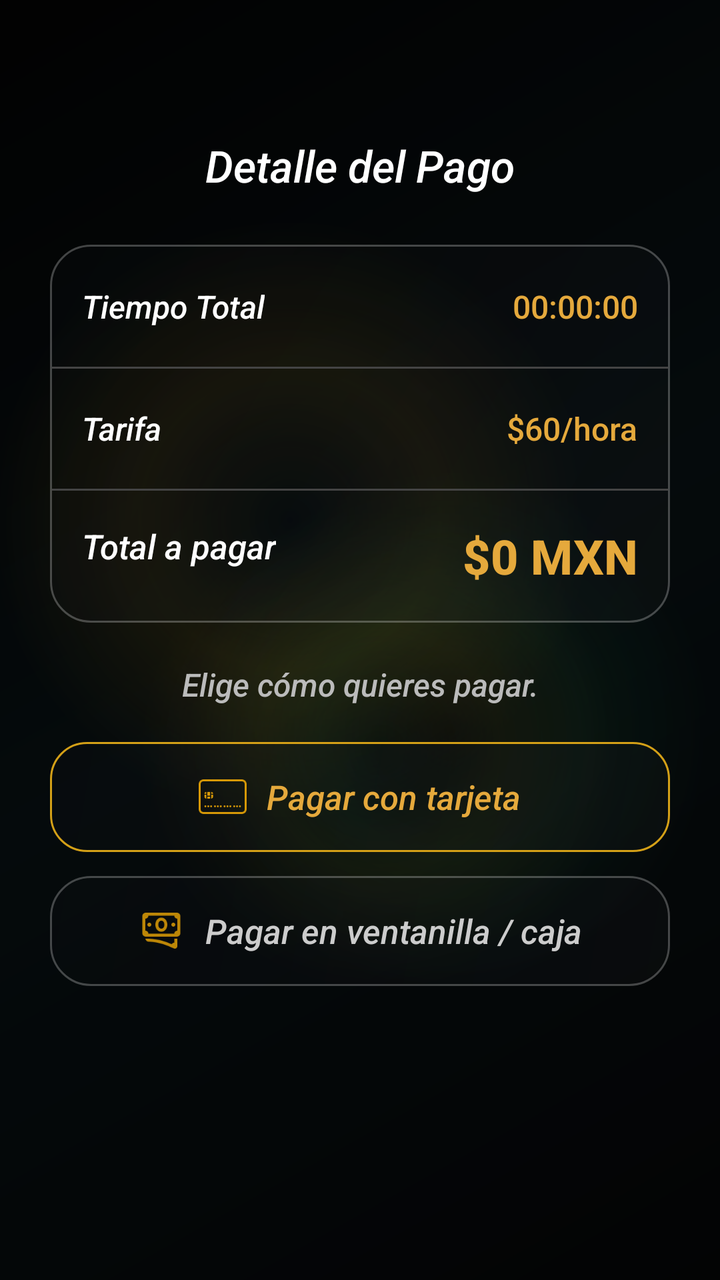
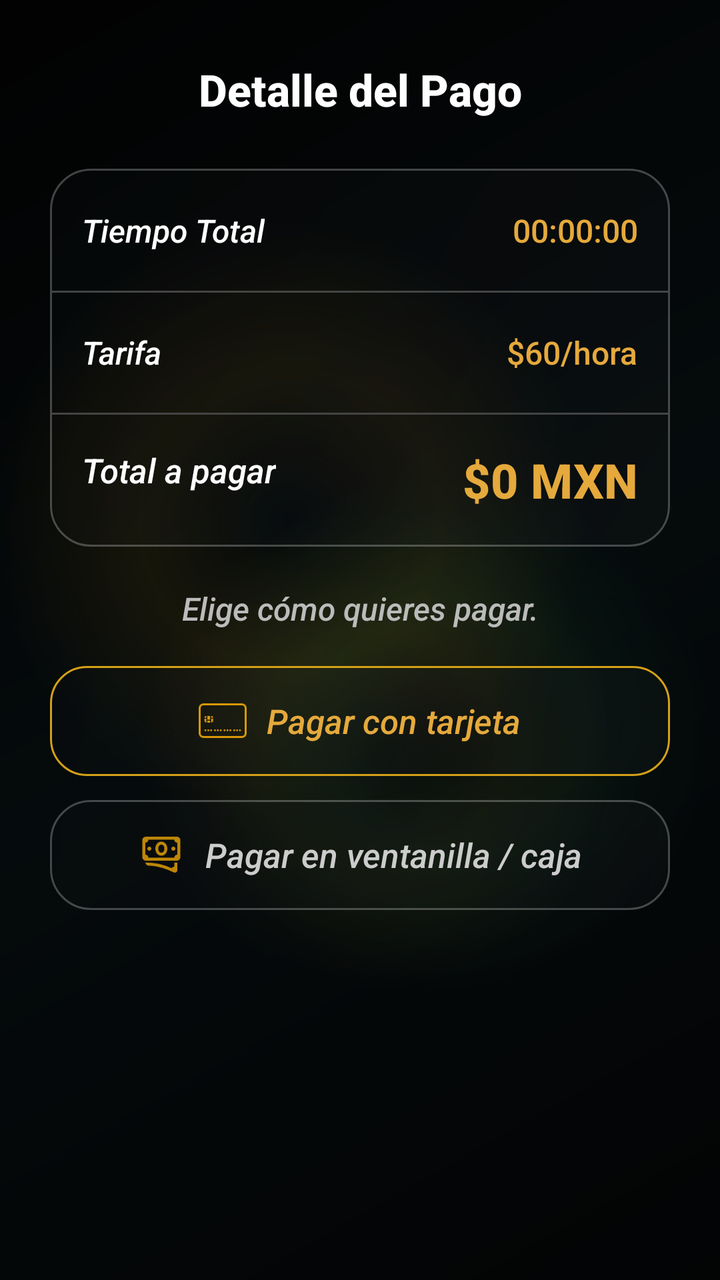

Screens rendered from an Android XML layout before and after an edit, with the pre-edit source and the edit as a unified diff.
<!-- AndroidManifest.xml: application theme Theme.AppKaaxPark -->
<!-- res/layout/activity_detalle_pago.xml -->
<?xml version="1.0" encoding="utf-8"?>
<androidx.constraintlayout.widget.ConstraintLayout
    xmlns:android="http://schemas.android.com/apk/res/android"
    xmlns:app="http://schemas.android.com/apk/res-auto"
    xmlns:tools="http://schemas.android.com/tools"
    android:layout_width="match_parent"
    android:layout_height="match_parent"
    android:background="@drawable/bg_screen_glass"
    tools:context=".Cliente.DetallePago">

    <TextView
        android:id="@+id/txtTitulo"
        android:layout_width="wrap_content"
        android:layout_height="wrap_content"
        android:text="Detalle del Pago"
        android:textColor="#FFFFFF"
        android:textSize="22sp"
        android:textStyle="italic"
        android:layout_marginTop="68dp"
        app:layout_constraintTop_toTopOf="parent"
        app:layout_constraintStart_toStartOf="parent"
        app:layout_constraintEnd_toEndOf="parent" />

    
    <LinearLayout
        android:id="@+id/containerDetalle"
        android:layout_width="match_parent"
        android:layout_height="wrap_content"
        android:layout_marginStart="25dp"
        android:layout_marginTop="25dp"
        android:layout_marginEnd="25dp"
        android:background="@drawable/border_detalle"
        android:orientation="vertical"
        android:padding="1dp"
        app:layout_constraintTop_toBottomOf="@id/txtTitulo"
        app:layout_constraintStart_toStartOf="parent"
        app:layout_constraintEnd_toEndOf="parent">

        <RelativeLayout
            android:layout_width="match_parent"
            android:layout_height="60dp"
            android:paddingHorizontal="15dp"
            android:gravity="center_vertical">
            <TextView
                android:layout_width="wrap_content"
                android:layout_height="wrap_content"
                android:text="Tiempo Total"
                android:textStyle="italic"
                android:textColor="#FFFFFF"
                android:textSize="16sp" />
            <TextView
                android:id="@+id/txtTiempoTotalValor"
                android:layout_width="wrap_content"
                android:layout_height="wrap_content"
                android:layout_alignParentEnd="true"
                android:text="00:00:00"
                android:textColor="#E5A93C"
                android:textSize="16sp" />
        </RelativeLayout>

        <View android:layout_width="match_parent" android:layout_height="1dp" android:background="#444444" />

        <RelativeLayout
            android:layout_width="match_parent"
            android:layout_height="60dp"
            android:paddingHorizontal="15dp"
            android:gravity="center_vertical">
            <TextView
                android:layout_width="wrap_content"
                android:layout_height="wrap_content"
                android:text="Tarifa"
                android:textStyle="italic"
                android:textColor="#FFFFFF"
                android:textSize="16sp" />
            <TextView
                android:id="@+id/txtTarifaValor"
                android:layout_width="wrap_content"
                android:layout_height="wrap_content"
                android:layout_alignParentEnd="true"
                android:text="$60/hora"
                android:textColor="#E5A93C"
                android:textSize="16sp" />
        </RelativeLayout>

        <View android:layout_width="match_parent" android:layout_height="1dp" android:background="#444444" />

        <RelativeLayout
            android:layout_width="match_parent"
            android:layout_height="65dp"
            android:paddingHorizontal="15dp"
            android:gravity="center_vertical">
            <TextView
                android:layout_width="wrap_content"
                android:layout_height="wrap_content"
                android:text="Total a pagar"
                android:textStyle="italic"
                android:textColor="#FFFFFF"
                android:textSize="17sp" />
            <TextView
                android:id="@+id/txtTotalValor"
                android:layout_width="wrap_content"
                android:layout_height="wrap_content"
                android:layout_alignParentEnd="true"
                android:text="$0 MXN"
                android:textColor="#E5A93C"
                android:textSize="24sp"
                android:textStyle="bold" />
        </RelativeLayout>
    </LinearLayout>

    
    <TextView
        android:id="@+id/txtAviso"
        android:layout_width="wrap_content"
        android:layout_height="wrap_content"
        android:layout_marginTop="20dp"
        android:layout_marginHorizontal="30dp"
        android:text="Elige cómo quieres pagar."
        android:textColor="#BBBBBB"
        android:textSize="16sp"
        android:textStyle="italic"
        android:gravity="center"
        app:layout_constraintEnd_toEndOf="parent"
        app:layout_constraintStart_toStartOf="parent"
        app:layout_constraintTop_toBottomOf="@id/containerDetalle" />

    
    <LinearLayout
        android:id="@+id/contenedorOpciones"
        android:layout_width="match_parent"
        android:layout_height="wrap_content"
        android:layout_marginStart="25dp"
        android:layout_marginEnd="25dp"
        android:layout_marginTop="18dp"
        android:orientation="vertical"
        android:visibility="visible"
        app:layout_constraintTop_toBottomOf="@id/txtAviso"
        app:layout_constraintStart_toStartOf="parent"
        app:layout_constraintEnd_toEndOf="parent">

        
        <LinearLayout
            android:id="@+id/btnPagarTarjeta"
            android:layout_width="match_parent"
            android:layout_height="55dp"
            android:layout_marginBottom="12dp"
            android:background="@drawable/border_boton_pagar"
            android:orientation="horizontal"
            android:gravity="center"
            android:clickable="true"
            android:focusable="true">

            <ImageView
                android:layout_width="24dp"
                android:layout_height="24dp"
                android:layout_marginEnd="10dp"
                android:src="@drawable/icon_tarjeta"
                android:alpha="0.85" />

            <TextView
                android:layout_width="wrap_content"
                android:layout_height="wrap_content"
                android:text="Pagar con tarjeta"
                android:textStyle="italic"
                android:textColor="#E5A93C"
                android:textSize="17sp" />
        </LinearLayout>

        
        <LinearLayout
            android:id="@+id/btnPagarCaja"
            android:layout_width="match_parent"
            android:layout_height="55dp"
            android:background="@drawable/borde_negro"
            android:orientation="horizontal"
            android:gravity="center"
            android:clickable="true"
            android:focusable="true">

            <ImageView
                android:layout_width="24dp"
                android:layout_height="24dp"
                android:layout_marginEnd="10dp"
                android:src="@drawable/icon_efectivo"
                android:alpha="0.75" />

            <TextView
                android:layout_width="wrap_content"
                android:layout_height="wrap_content"
                android:text="Pagar en ventanilla / caja"
                android:textStyle="italic"
                android:textColor="#CCCCCC"
                android:textSize="17sp" />
        </LinearLayout>

    </LinearLayout>

    
    <LinearLayout
        android:id="@+id/contenedorEspera"
        android:layout_width="match_parent"
        android:layout_height="wrap_content"
        android:layout_marginStart="30dp"
        android:layout_marginEnd="30dp"
        android:layout_marginTop="18dp"
        android:orientation="vertical"
        android:gravity="center"
        android:visibility="gone"
        app:layout_constraintTop_toBottomOf="@id/txtAviso"
        app:layout_constraintStart_toStartOf="parent"
        app:layout_constraintEnd_toEndOf="parent">

        <ProgressBar
            android:layout_width="48dp"
            android:layout_height="48dp"
            android:layout_marginBottom="16dp"
            android:indeterminateTint="#E5A93C" />

        <TextView
            android:id="@+id/txtEsperaEstado"
            android:layout_width="wrap_content"
            android:layout_height="wrap_content"
            android:text="Esperando confirmación del cajero…"
            android:textColor="#E5A93C"
            android:textSize="16sp"
            android:textStyle="italic"
            android:gravity="center"
            android:lineSpacingExtra="4dp" />

    </LinearLayout>

</androidx.constraintlayout.widget.ConstraintLayout>
<!-- resources referenced by this layout -->
<resources>
  <!-- drawable borde_negro (drawable) -->
  <?xml version="1.0" encoding="utf-8"?>
  <shape xmlns:android="http://schemas.android.com/apk/res/android">
      <gradient
          android:angle="135"
          android:startColor="#33181C20"
          android:centerColor="#2A161A1E"
          android:endColor="#22101214" />
      <stroke
          android:width="1dp"
          android:color="@color/glass_border" />
      <corners android:radius="20dp" />
  </shape>
  <!-- drawable border_boton_pagar (drawable) -->
  <?xml version="1.0" encoding="utf-8"?>
  <shape xmlns:android="http://schemas.android.com/apk/res/android"
      android:shape="rectangle">
      <gradient
          android:angle="135"
          android:startColor="#33191D21"
          android:centerColor="#26171B1F"
          android:endColor="#20101214" />
      <stroke
          android:width="1dp"
          android:color="@color/gold_primary" />
      <corners android:radius="18dp" />
  </shape>
  <!-- drawable border_detalle (drawable) -->
  <?xml version="1.0" encoding="utf-8"?>
  <shape xmlns:android="http://schemas.android.com/apk/res/android">
      <gradient
          android:angle="135"
          android:startColor="#33191D21"
          android:centerColor="#26171B1F"
          android:endColor="#20101214" />
      <stroke
          android:width="1dp"
          android:color="@color/glass_border" />
      <corners android:radius="20dp" />
  </shape>
  <style name="Theme.AppKaaxPark" parent="Base.Theme.AppKaaxPark" />
  <color name="glass_scrim">#66000000</color>
  <color name="glass_border">#40FFFFFF</color>
  <color name="gold_primary">#D4A017</color>
  <style name="Base.Theme.AppKaaxPark" parent="Theme.Material3.DayNight.NoActionBar">
          <item name="colorPrimary">@color/gold_primary</item>
          <item name="colorOnPrimary">@color/black</item>
          <item name="colorSecondary">@color/gold_secondary</item>
          <item name="colorOnSecondary">@color/black</item>
          <item name="colorTertiary">@color/gold_light</item>
          <item name="colorSurface">@color/glass_surface</item>
          <item name="colorOnSurface">@color/white</item>
          <item name="colorSurfaceVariant">@color/glass_surface_soft</item>
          <item name="colorOutline">@color/glass_border</item>
          <item name="android:textViewStyle">@style/Widget.AppKaaxPark.TextView</item>
          <item name="android:editTextStyle">@style/Widget.AppKaaxPark.EditText</item>
          <item name="android:buttonStyle">@style/Widget.AppKaaxPark.Button</item>
          <item name="android:statusBarColor">@android:color/transparent</item>
          <item name="android:navigationBarColor">@android:color/transparent</item>
          <item name="android:windowBackground">@drawable/bg_screen_glass</item>
          <item name="android:windowLightStatusBar">false</item>
          <item name="android:windowLightNavigationBar">false</item>
      </style>
  <color name="black">#FF000000</color>
  <color name="gold_secondary">#E5A93C</color>
  <color name="gold_light">#F0C24B</color>
  <color name="glass_surface">#33191D21</color>
  <color name="white">#FFFFFFFF</color>
  <color name="glass_surface_soft">#22191D21</color>
  <style name="Widget.AppKaaxPark.TextView" parent="@android:style/Widget.TextView">
          <item name="android:fontFamily">sans-serif-medium</item>
      </style>
  <style name="Widget.AppKaaxPark.EditText" parent="@android:style/Widget.EditText">
          <item name="android:fontFamily">sans-serif-medium</item>
      </style>
  <style name="Widget.AppKaaxPark.Button" parent="@android:style/Widget.Button">
          <item name="android:fontFamily">sans-serif-medium</item>
          <item name="android:letterSpacing">0.02</item>
      </style>
  <!-- unchanged entries left out for length: 3 -->
</resources>

<!-- the commit's change to res/layout/activity_detalle_pago.xml (unified diff, before → after) -->
@@ -15,11 +15,11 @@
         android:text="Detalle del Pago"
         android:textColor="#FFFFFF"
         android:textSize="22sp"
-        android:textStyle="italic"
-        android:layout_marginTop="68dp"
-        app:layout_constraintTop_toTopOf="parent"
-        app:layout_constraintStart_toStartOf="parent"
-        app:layout_constraintEnd_toEndOf="parent" />
+        android:textStyle="bold"
+        android:layout_marginTop="30dp"
+        app:layout_constraintEnd_toEndOf="parent"
+        app:layout_constraintStart_toStartOf="parent"
+        app:layout_constraintTop_toTopOf="parent" />
 
     
     <LinearLayout
